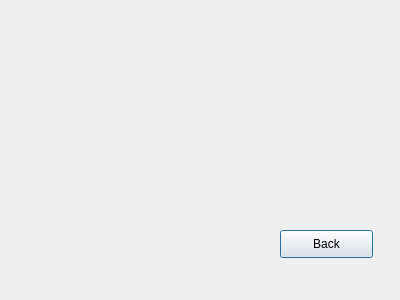
The window that src/dialogcurrentschedule.ui (MarioFernandes73/FEUP_IART) describes before a commit, drawn with Qt 5.
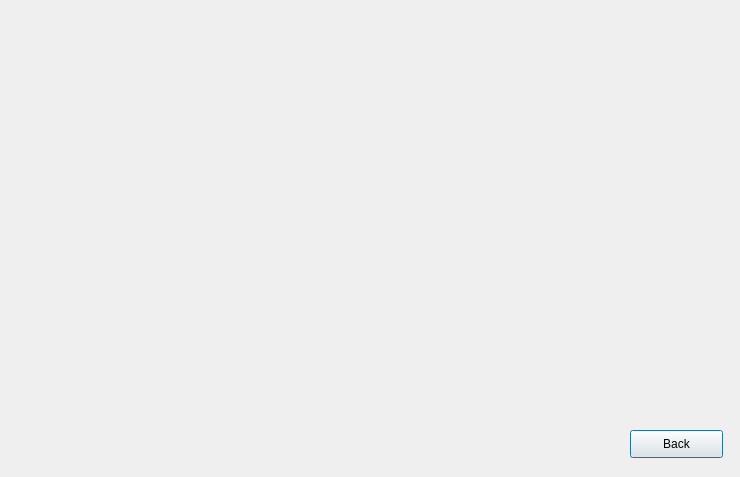
The same window after the commit.

```diff
--- a/src/dialogcurrentschedule.ui
+++ b/src/dialogcurrentschedule.ui
@@ -6,8 +6,8 @@
    <rect>
     <x>0</x>
     <y>0</y>
-    <width>400</width>
-    <height>300</height>
+    <width>740</width>
+    <height>477</height>
    </rect>
   </property>
   <property name="windowTitle">
@@ -16,8 +16,8 @@
   <widget class="QPushButton" name="pushButton_5">
    <property name="geometry">
     <rect>
-     <x>280</x>
-     <y>230</y>
+     <x>630</x>
+     <y>430</y>
      <width>93</width>
      <height>28</height>
     </rect>
```
